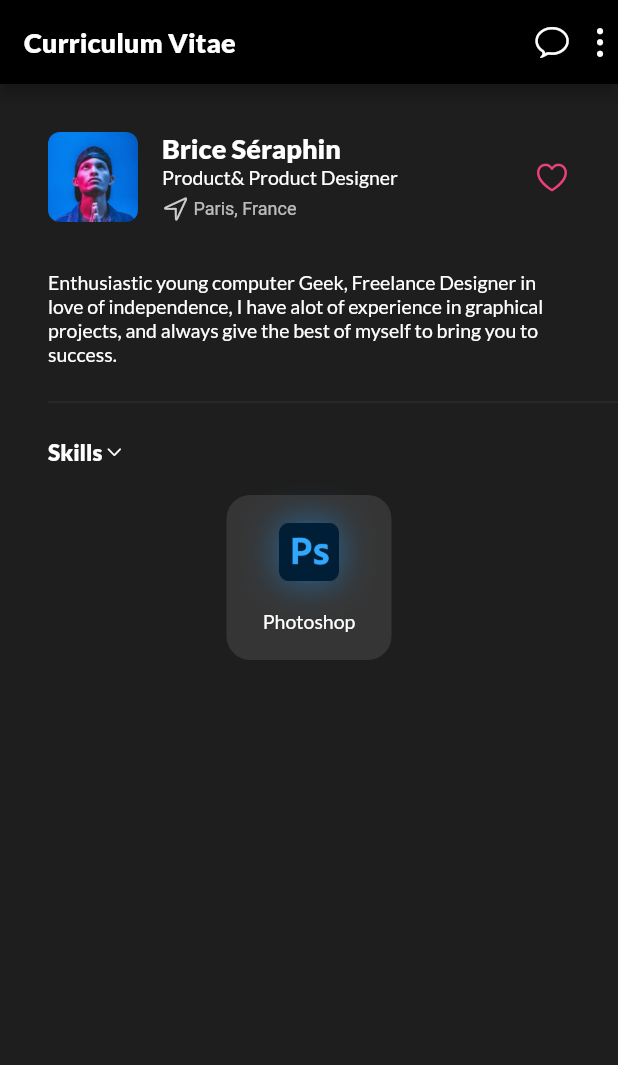
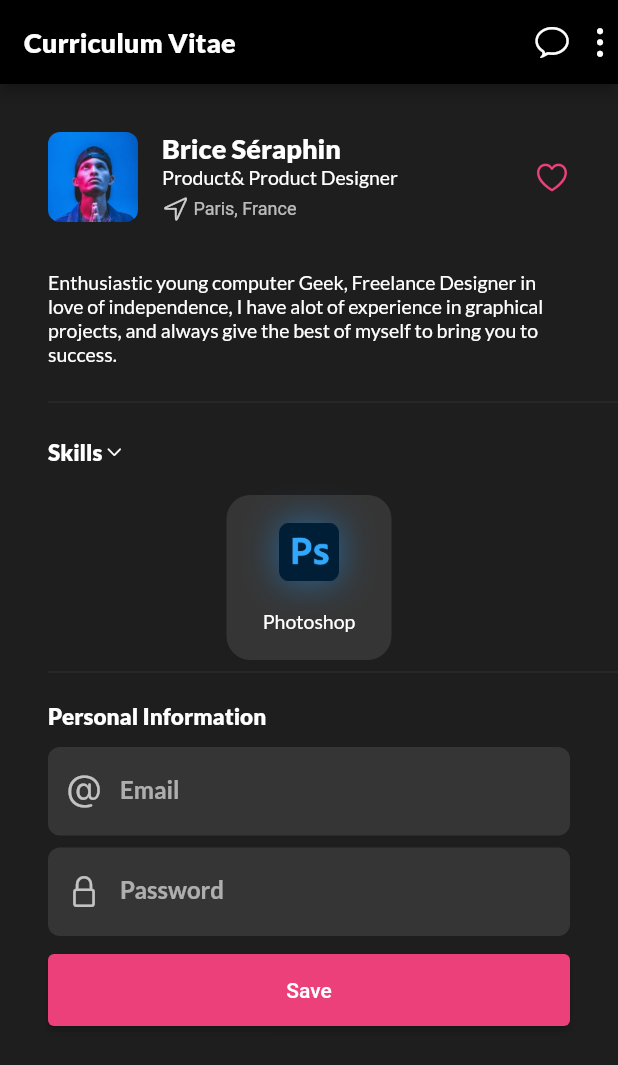
Before and after one commit to AtaMeydani/profile-app, a Flutter app: the screen it shows after launch, on a phone screen of 412 x 824 dp. Shown: the top 1065 px of the screen. Run offline on Flutter 3.47's test engine with Material 2 defaults, Android fonts, the phone set to English and light mode, and no system bars; our stand-ins replace google_fonts.

Commit message:
complete PersonalInformation part

```diff
--- a/lib/main.dart
+++ b/lib/main.dart
@@ -14,13 +14,14 @@ class MainApp extends StatelessWidget {
 
   @override
   Widget build(BuildContext context) {
+    Color primaryColor = Colors.pink.shade400;
     return MaterialApp(
       title: "Profile Projects",
       home: const MyHomePage(),
       // To share a Theme across the entire app
       theme: ThemeData(
         primarySwatch: Colors.blue,
-        primaryColor: Colors.pink.shade400,
+        primaryColor: primaryColor,
         dividerTheme: const DividerThemeData(
           color: Colors.white10,
           indent: 32,
@@ -29,6 +30,17 @@ class MainApp extends StatelessWidget {
         brightness: Brightness.dark,
         scaffoldBackgroundColor: const Color.fromARGB(255, 30, 30, 30),
         appBarTheme: const AppBarTheme(backgroundColor: Colors.black),
+        inputDecorationTheme: InputDecorationTheme(
+          border: OutlineInputBorder(
+            borderRadius: BorderRadius.circular(8),
+            borderSide: BorderSide.none,
+          ),
+          filled: true,
+          fillColor: Colors.white10,
+        ),
+        elevatedButtonTheme: ElevatedButtonThemeData(
+            style: ButtonStyle(
+                backgroundColor: MaterialStateProperty.all(primaryColor))),
         textTheme: GoogleFonts.latoTextTheme(const TextTheme(
           titleLarge: TextStyle(fontWeight: FontWeight.w900, fontSize: 18),
           titleMedium: TextStyle(
@@ -72,7 +84,9 @@ class _MyHomePageState extends State<MyHomePage> {
           Icon(CupertinoIcons.ellipsis_vertical),
         ],
       ),
-      body: Column(crossAxisAlignment: CrossAxisAlignment.start, children: [
+      body: SingleChildScrollView(
+        physics: BouncingScrollPhysics(),
+        child: Column(crossAxisAlignment: CrossAxisAlignment.start, children: [
           Padding(
             padding: const EdgeInsets.all(32),
             child: Row(
@@ -107,10 +121,11 @@ class _MyHomePageState extends State<MyHomePage> {
                         children: [
                           Icon(
                             CupertinoIcons.location,
-                          color: Theme.of(context).textTheme.titleMedium!.color,
+                            color:
+                                Theme.of(context).textTheme.titleMedium!.color,
                             size: 18,
                           ),
-                        SizedBox(
+                          const SizedBox(
                             width: 3,
                           ),
                           Text(
@@ -130,7 +145,7 @@ class _MyHomePageState extends State<MyHomePage> {
             ),
           ),
           Padding(
-          padding: EdgeInsets.fromLTRB(32, 0, 32, 16),
+            padding: const EdgeInsets.fromLTRB(32, 0, 32, 16),
             child: Text(
               "Enthusiastic young computer Geek, Freelance Designer in love of independence, I have alot of experience in graphical projects, and always give the best of myself to bring you to success.",
               style: Theme.of(context).textTheme.bodyMedium,
@@ -149,10 +164,10 @@ class _MyHomePageState extends State<MyHomePage> {
                       .bodyLarge!
                       .copyWith(fontWeight: FontWeight.w900),
                 ),
-              SizedBox(
+                const SizedBox(
                   width: 2,
                 ),
-              Icon(
+                const Icon(
                   CupertinoIcons.chevron_down,
                   size: 12,
                 ),
@@ -175,8 +190,54 @@ class _MyHomePageState extends State<MyHomePage> {
                 )
               ],
             ),
+          ),
+          const Divider(),
+          Padding(
+            padding: const EdgeInsets.fromLTRB(32, 12, 32, 12),
+            child: Column(
+              crossAxisAlignment: CrossAxisAlignment.start,
+              children: [
+                Text(
+                  "Personal Information",
+                  style: Theme.of(context)
+                      .textTheme
+                      .bodyLarge!
+                      .copyWith(fontWeight: FontWeight.w900),
+                ),
+                const SizedBox(
+                  height: 12,
+                ),
+                const TextField(
+                  decoration: InputDecoration(
+                    labelText: 'Email',
+                    prefixIcon: Icon(CupertinoIcons.at),
+                  ),
+                ),
+                const SizedBox(
+                  height: 8,
+                ),
+                const TextField(
+                  decoration: InputDecoration(
+                    labelText: 'Password',
+                    prefixIcon: Icon(CupertinoIcons.lock),
+                  ),
+                ),
+                const SizedBox(
+                  height: 12,
+                ),
+                SizedBox(
+                  width: double.infinity,
+                  height: 48,
+                  child: ElevatedButton(
+                    onPressed: () {},
+                    child: const Text("Save"),
+                  ),
                 )
+              ],
+            ),
+          ),
         ]),
+      ),
     );
   }
 }
```
Lines whose indentation alone changed are shown as unchanged.
